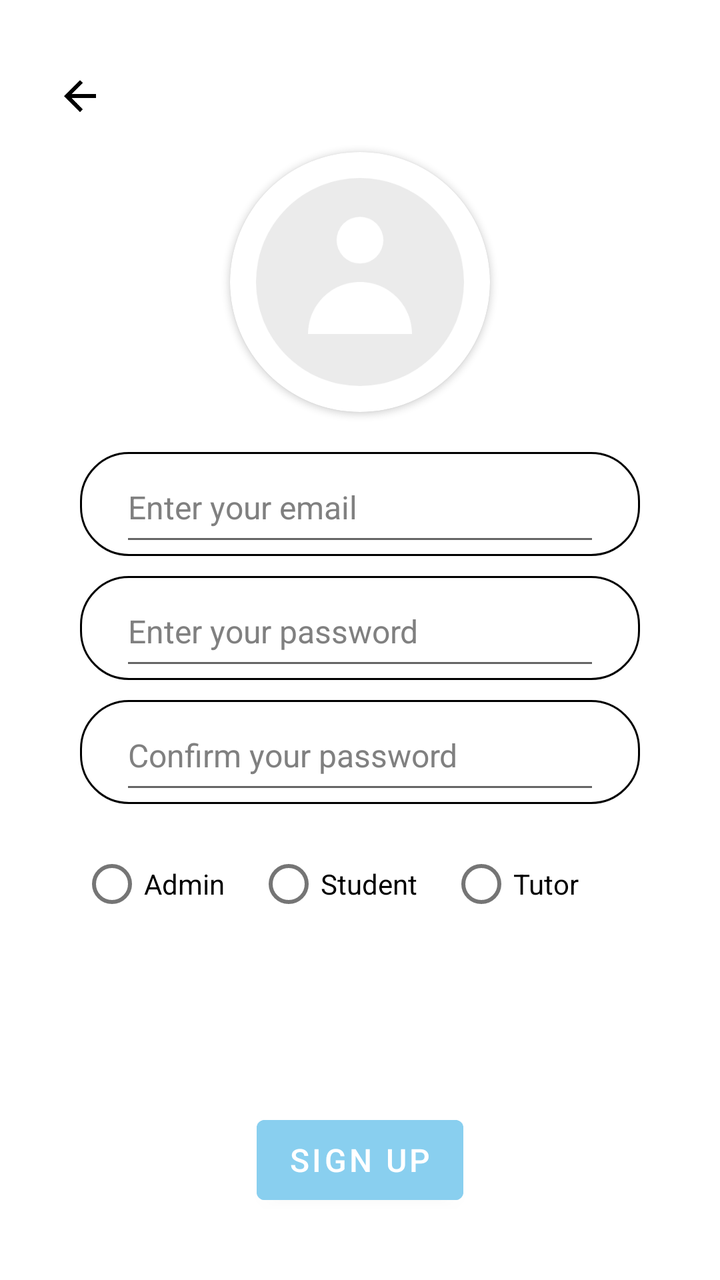
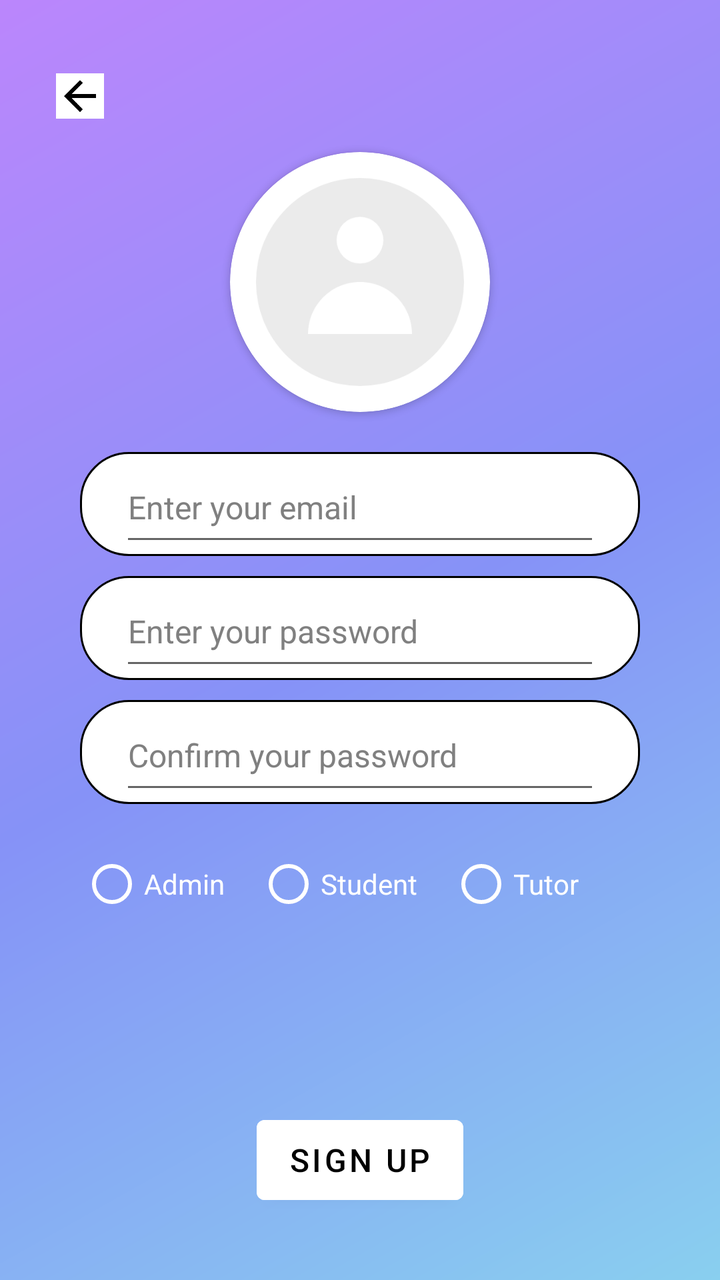

Screens rendered from an Android XML layout before and after an edit, with the pre-edit source and the edit as a unified diff.
<!-- AndroidManifest.xml: application theme Theme.CC -->
<!-- res/layout/activity_signup.xml -->
<?xml version="1.0" encoding="utf-8"?>
<androidx.constraintlayout.widget.ConstraintLayout xmlns:android="http://schemas.android.com/apk/res/android"
    xmlns:app="http://schemas.android.com/apk/res-auto"
    xmlns:tools="http://schemas.android.com/tools"
    android:layout_width="match_parent"
    android:layout_height="match_parent"
    android:background="@color/white"
    android:padding="16dp">

    <androidx.appcompat.widget.AppCompatImageView
        android:id="@+id/back"
        android:layout_width="24dp"
        android:layout_height="24dp"
        android:layout_marginStart="12dp"
        android:layout_marginTop="20dp"
        android:src="@drawable/back"
        app:layout_constraintStart_toStartOf="parent"
        app:layout_constraintTop_toTopOf="parent" />

    <androidx.cardview.widget.CardView
        android:id="@+id/getuserimage"
        android:layout_width="130dp"
        android:layout_height="130dp"
        android:layout_marginTop="16dp"
        app:cardCornerRadius="130dp"
        app:layout_constraintTop_toBottomOf="@id/back"
        app:layout_constraintStart_toStartOf="parent"
        app:layout_constraintEnd_toEndOf="parent">

        <ImageView
            android:id="@+id/getuserimageinimageview"
            android:layout_width="match_parent"
            android:layout_height="match_parent"
            android:src="@drawable/defaultprofile"
            android:scaleType="centerCrop" />
    </androidx.cardview.widget.CardView>

    <LinearLayout
        android:id="@+id/username_input"
        android:layout_width="match_parent"
        android:layout_height="52dp"
        android:layout_marginStart="24dp"
        android:layout_marginTop="20dp"
        android:layout_marginEnd="24dp"
        android:background="@drawable/input_bg"
        android:gravity="center_vertical"
        android:orientation="horizontal"
        android:paddingStart="20dp"
        android:paddingEnd="20dp"
        app:layout_constraintTop_toBottomOf="@id/getuserimage"
        app:layout_constraintStart_toStartOf="parent"
        app:layout_constraintEnd_toEndOf="parent">

        <EditText
            android:id="@+id/editTextUsername"
            android:layout_width="0dp"
            android:layout_height="match_parent"
            android:layout_weight="1"
            android:hint="Enter your email"
            android:imeOptions="actionNext"
            android:inputType="textEmailAddress"
            android:textColor="@color/black"
            android:textColorHint="@color/grey"
            android:textSize="16sp" />
    </LinearLayout>

    <LinearLayout
        android:id="@+id/password_input"
        android:layout_width="match_parent"
        android:layout_height="52dp"
        android:layout_marginStart="24dp"
        android:layout_marginTop="10dp"
        android:layout_marginEnd="24dp"
        android:background="@drawable/input_bg"
        android:gravity="center_vertical"
        android:orientation="horizontal"
        android:paddingStart="20dp"
        android:paddingEnd="20dp"
        app:layout_constraintTop_toBottomOf="@id/username_input"
        app:layout_constraintStart_toStartOf="parent"
        app:layout_constraintEnd_toEndOf="parent">

        <EditText
            android:id="@+id/editTextPassword"
            android:layout_width="0dp"
            android:layout_height="match_parent"
            android:layout_weight="1"
            android:hint="Enter your password"
            android:inputType="textPassword"
            android:textColor="@color/black"
            android:textColorHint="@color/grey"
            android:textSize="16sp" />
    </LinearLayout>

    <LinearLayout
        android:id="@+id/password_confirm_input"
        android:layout_width="match_parent"
        android:layout_height="52dp"
        android:layout_marginStart="24dp"
        android:layout_marginTop="10dp"
        android:layout_marginEnd="24dp"
        android:background="@drawable/input_bg"
        android:gravity="center_vertical"
        android:orientation="horizontal"
        android:paddingStart="20dp"
        android:paddingEnd="20dp"
        app:layout_constraintTop_toBottomOf="@id/password_input"
        app:layout_constraintStart_toStartOf="parent"
        app:layout_constraintEnd_toEndOf="parent">

        <EditText
            android:id="@+id/editTextPasswordConfirm"
            android:layout_width="0dp"
            android:layout_height="match_parent"
            android:layout_weight="1"
            android:hint="Confirm your password"
            android:inputType="textPassword"
            android:textColor="@color/black"
            android:textColorHint="@color/grey"
            android:textSize="16sp" />
    </LinearLayout>

    <RadioGroup
        android:id="@+id/radioGroupUserType"
        android:layout_width="match_parent"
        android:layout_height="wrap_content"
        android:layout_marginTop="16dp"
        android:layout_marginStart="24dp"
        android:layout_marginEnd="24dp"
        android:orientation="horizontal"
        app:layout_constraintTop_toBottomOf="@id/password_confirm_input"
        app:layout_constraintStart_toStartOf="parent"
        app:layout_constraintEnd_toEndOf="parent">

        <RadioButton
            android:id="@+id/radioAdmin"
            android:layout_width="wrap_content"
            android:layout_height="wrap_content"
            android:text="Admin"
            android:textColor="@color/black" />

        <RadioButton
            android:id="@+id/radioStudent"
            android:layout_width="wrap_content"
            android:layout_height="wrap_content"
            android:layout_marginStart="16dp"
            android:text="Student"
            android:textColor="@color/black" />

        <RadioButton
            android:id="@+id/radioTutor"
            android:layout_width="wrap_content"
            android:layout_height="wrap_content"
            android:layout_marginStart="16dp"
            android:text="Tutor"
            android:textColor="@color/black" />
    </RadioGroup>

    <ProgressBar
        android:id="@+id/progressbarofsetProfile"
        android:layout_width="wrap_content"
        android:layout_height="wrap_content"
        android:layout_marginTop="16dp"
        android:visibility="invisible"
        app:layout_constraintTop_toBottomOf="@id/radioGroupUserType"
        app:layout_constraintStart_toStartOf="parent"
        app:layout_constraintEnd_toEndOf="parent" />

    <Button
        android:id="@+id/buttonSignup"
        android:layout_width="wrap_content"
        android:layout_height="52dp"
        android:layout_marginTop="24dp"
        android:backgroundTint="@color/blue"
        android:text="Sign Up"
        android:textColor="@color/white"
        android:textSize="16sp"
        app:layout_constraintTop_toBottomOf="@id/progressbarofsetProfile"
        app:layout_constraintStart_toStartOf="parent"
        app:layout_constraintEnd_toEndOf="parent" />

</androidx.constraintlayout.widget.ConstraintLayout>
<!-- resources referenced by this layout -->
<resources>
  <color name="black">#FF000000</color>
  <color name="blue">#89CFEF</color>
  <color name="grey">#808080</color>
  <color name="white">#FFFFFFFF</color>
  <!-- drawable back: png bitmap (drawable, 1027 bytes) -->
  <!-- drawable defaultprofile: png bitmap (drawable, 12095 bytes) -->
  <!-- drawable input_bg (drawable) -->
  <?xml version="1.0" encoding="utf-8"?>
  <selector xmlns:android="http://schemas.android.com/apk/res/android">
      <item>
          <shape>
              <corners android:radius="24dp"/>
              <stroke android:color="@color/black"
                      android:width="1dp"/>
          </shape>
      </item>
  </selector>
  <style name="Theme.CC" parent="Base.Theme.CC" />
  <style name="Base.Theme.CC" parent="Theme.MaterialComponents.DayNight.NoActionBar">
          
          <item name="colorPrimary">@color/lavender</item>
          <item name="colorPrimaryVariant">@color/lavender</item>
          <item name="colorOnPrimary">@color/white</item>
          
          <item name="colorSecondary">@color/teal_200</item>
          <item name="colorSecondaryVariant">@color/teal_700</item>
          <item name="colorOnSecondary">@color/black</item>
          
          <item name="android:statusBarColor">?attr/colorPrimaryVariant</item>
          
          
      </style>
  <color name="lavender">#8692f7</color>
  <color name="teal_200">#FF03DAC5</color>
  <color name="teal_700">#FF018786</color>
</resources>

<!-- the commit's change to res/layout/activity_signup.xml (unified diff, before → after) -->
@@ -4,7 +4,7 @@
     xmlns:tools="http://schemas.android.com/tools"
     android:layout_width="match_parent"
     android:layout_height="match_parent"
-    android:background="@color/white"
+    android:background="@drawable/gradient"
     android:padding="16dp">
 
     <androidx.appcompat.widget.AppCompatImageView
@@ -136,16 +136,21 @@
             android:id="@+id/radioAdmin"
             android:layout_width="wrap_content"
             android:layout_height="wrap_content"
+            android:buttonTint="@color/white"
+            android:textColorHighlight="@color/white"
             android:text="Admin"
-            android:textColor="@color/black" />
+            android:textColor="@color/white" />
 
         <RadioButton
             android:id="@+id/radioStudent"
             android:layout_width="wrap_content"
             android:layout_height="wrap_content"
             android:layout_marginStart="16dp"
+            android:buttonTint="@color/white"
+            android:textColorHighlight="@color/white"
+            android:textColorLink="@color/white"
             android:text="Student"
-            android:textColor="@color/black" />
+            android:textColor="@color/white" />
 
         <RadioButton
             android:id="@+id/radioTutor"
@@ -153,7 +158,10 @@
             android:layout_height="wrap_content"
             android:layout_marginStart="16dp"
             android:text="Tutor"
-            android:textColor="@color/black" />
+            android:buttonTint="@color/white"
+            android:textColorHighlight="@color/white"
+            android:textColorLink="@color/white"
+            android:textColor="@color/white" />
     </RadioGroup>
 
     <ProgressBar
@@ -171,9 +179,9 @@
         android:layout_width="wrap_content"
         android:layout_height="52dp"
         android:layout_marginTop="24dp"
-        android:backgroundTint="@color/blue"
+        android:backgroundTint="@color/white"
         android:text="Sign Up"
-        android:textColor="@color/white"
+        android:textColor="@color/black"
         android:textSize="16sp"
         app:layout_constraintTop_toBottomOf="@id/progressbarofsetProfile"
         app:layout_constraintStart_toStartOf="parent"
<!-- resource entries referenced after the edit -->
@@ -6,6 +6,16 @@
   <color name="white">#FFFFFFFF</color>
   <!-- drawable back: png bitmap (drawable, 1027 bytes) -->
   <!-- drawable defaultprofile: png bitmap (drawable, 12095 bytes) -->
+  <!-- drawable gradient (drawable) -->
+  <?xml version="1.0" encoding="utf-8"?>
+  <shape xmlns:android="http://schemas.android.com/apk/res/android">
+  
+      <gradient android:startColor="@color/purple_200"
+          android:centerColor="@color/lavender"
+          android:endColor="@color/blue"
+          android:angle="315"/>
+  
+  </shape>
   <!-- drawable input_bg (drawable) -->
   <?xml version="1.0" encoding="utf-8"?>
   <selector xmlns:android="http://schemas.android.com/apk/res/android">
@@ -14,10 +24,12 @@
               <corners android:radius="24dp"/>
               <stroke android:color="@color/black"
                       android:width="1dp"/>
+              <solid android:color="@color/white"/>
           </shape>
       </item>
   </selector>
   <style name="Theme.CC" parent="Base.Theme.CC" />
+  <color name="purple_200">#FFBB86FC</color>
   <style name="Base.Theme.CC" parent="Theme.MaterialComponents.DayNight.NoActionBar">
           
           <item name="colorPrimary">@color/lavender</item>
